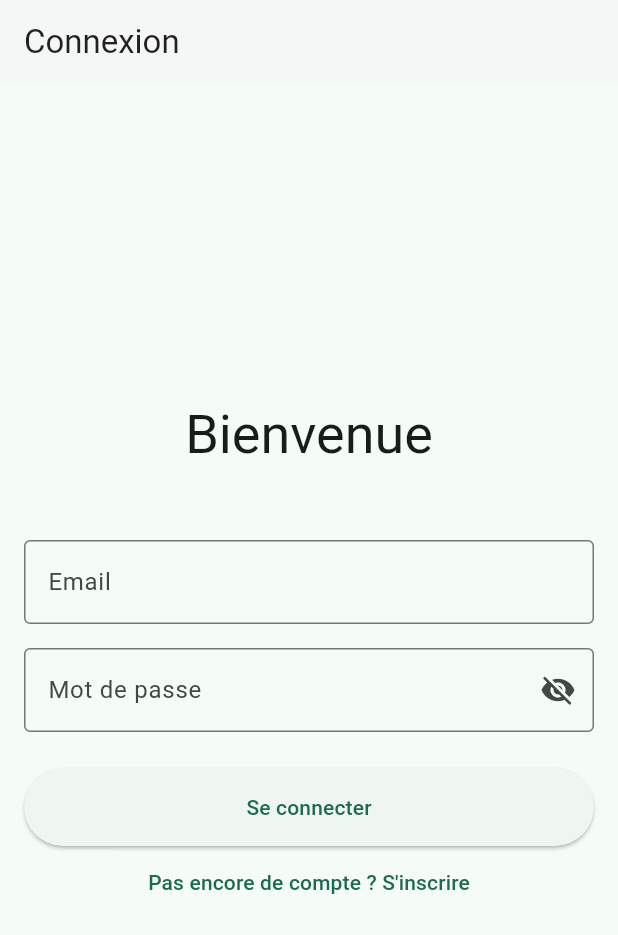
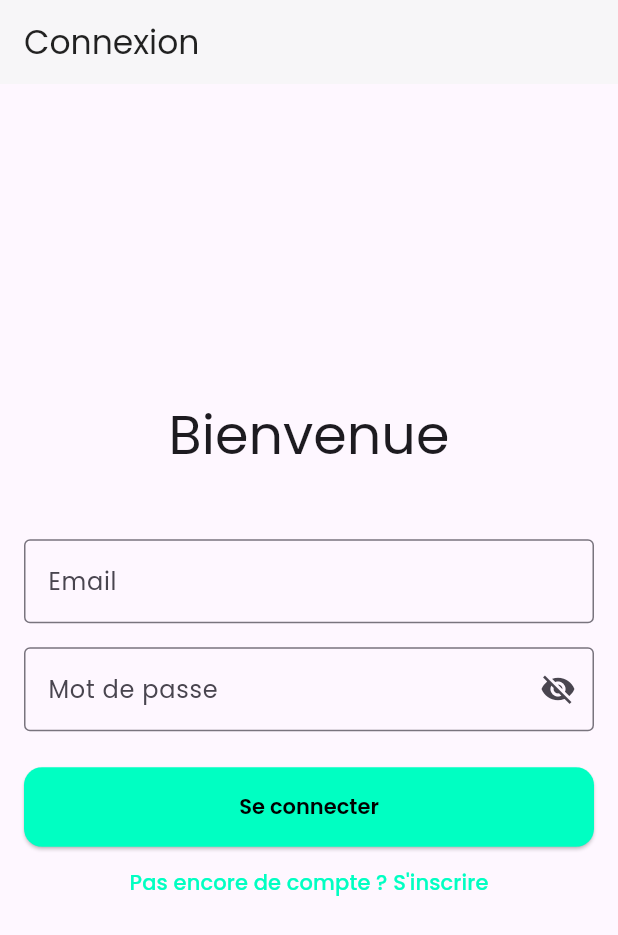
Before and after one commit to cideg-dev/proxi-services, a Flutter app: the screen it shows after launch, on a phone screen of 412 x 824 dp. Shown: the top 935 px of the screen. Run offline on Flutter 3.47's test engine with Material 3 defaults, Android fonts, the phone set to English and light mode, and no system bars; our stand-ins replace flutter_secure_storage, flutter_spinkit, google_fonts, image_picker, lottie, percent_indicator and 2 more; missing offline and left inert: jwt_decode.

```diff
--- a/frontend/lib/main.dart
+++ b/frontend/lib/main.dart
@@ -11,6 +11,7 @@ import 'package:frontend/screens/my_groups_screen.dart';
 import 'package:frontend/screens/create_group_screen.dart';
 import 'package:frontend/widgets/in_app_notification.dart';
 import 'dart:async';
+import 'package:google_fonts/google_fonts.dart';
 
 Future<void> main() async {
   WidgetsFlutterBinding.ensureInitialized();
@@ -66,24 +67,103 @@ class _MyAppState extends State<MyApp> {
 
   @override
   Widget build(BuildContext context) {
-    final colorSchemeSeed = Color(0xFF00FFC2);
+    const primaryNeon = Color(0xFF00FFC2);
+    const secondaryNeon = Color(0xFFFF6EC7);
+    const darkBackground = Color(0xFF121212);
+    const darkSurface = Color(0xFF1E1E1E);
 
-    final lightTheme = ThemeData(
-      useMaterial3: true,
-      brightness: Brightness.light,
-      colorScheme: ColorScheme.fromSeed(seedColor: colorSchemeSeed, brightness: Brightness.light),
+    final baseDarkTheme = ThemeData.dark(useMaterial3: true);
+    final darkTheme = baseDarkTheme.copyWith(
+      scaffoldBackgroundColor: darkBackground,
+      primaryColor: primaryNeon,
+      colorScheme: baseDarkTheme.colorScheme.copyWith(
+        primary: primaryNeon,
+        secondary: secondaryNeon,
+        surface: darkSurface,
+        onSurface: Colors.white,
+        background: darkBackground,
+        onBackground: Colors.white,
+        brightness: Brightness.dark,
+      ),
+      textTheme: GoogleFonts.poppinsTextTheme(baseDarkTheme.textTheme).apply(
+        bodyColor: Colors.white,
+        displayColor: Colors.white,
+      ),
+      appBarTheme: const AppBarTheme(
+        backgroundColor: Colors.transparent,
+        elevation: 0,
+        foregroundColor: Colors.white,
+      ),
+      cardColor: darkSurface,
+      cardTheme: CardTheme(
+        elevation: 0,
+        color: darkSurface.withOpacity(0.5),
+        shape: RoundedRectangleBorder(
+          borderRadius: BorderRadius.circular(16.0),
+        ),
+      ),
+      inputDecorationTheme: InputDecorationTheme(
+        filled: true,
+        fillColor: darkSurface.withOpacity(0.5),
+        border: OutlineInputBorder(
+          borderRadius: BorderRadius.circular(12.0),
+          borderSide: BorderSide.none,
+        ),
+        focusedBorder: OutlineInputBorder(
+          borderRadius: BorderRadius.circular(12.0),
+          borderSide: const BorderSide(color: primaryNeon, width: 2.0),
+        ),
+        labelStyle: GoogleFonts.poppins(color: Colors.white70),
+        hintStyle: GoogleFonts.poppins(color: Colors.white54),
+      ),
+      elevatedButtonTheme: ElevatedButtonThemeData(
+        style: ElevatedButton.styleFrom(
+          backgroundColor: primaryNeon,
+          foregroundColor: Colors.black,
+          padding: const EdgeInsets.symmetric(horizontal: 24, vertical: 16),
+          shape: RoundedRectangleBorder(
+            borderRadius: BorderRadius.circular(12.0),
+          ),
+          textStyle: GoogleFonts.poppins(
+            fontWeight: FontWeight.w600,
+          ),
+        ),
+      ),
+      textButtonTheme: TextButtonThemeData(
+        style: TextButton.styleFrom(
+          foregroundColor: primaryNeon,
+          textStyle: GoogleFonts.poppins(),
+        ),
+      ),
+    );
+
+    // A more modern light theme to match
+    final baseLightTheme = ThemeData.light(useMaterial3: true);
+    final lightTheme = baseLightTheme.copyWith(
+      primaryColor: primaryNeon,
+      colorScheme: baseLightTheme.colorScheme.copyWith(
+        primary: primaryNeon,
+        secondary: secondaryNeon,
+      ),
+      textTheme: GoogleFonts.poppinsTextTheme(baseLightTheme.textTheme),
       appBarTheme: AppBarTheme(
         backgroundColor: Colors.grey[50],
         foregroundColor: Colors.black87,
         elevation: 0.5,
       ),
-    );
-
-    final darkTheme = ThemeData(
-      useMaterial3: true,
-      brightness: Brightness.dark,
-      colorScheme: ColorScheme.fromSeed(seedColor: colorSchemeSeed, brightness: Brightness.dark),
-      scaffoldBackgroundColor: const Color(0xFF121212),
+      elevatedButtonTheme: ElevatedButtonThemeData(
+        style: ElevatedButton.styleFrom(
+          backgroundColor: primaryNeon,
+          foregroundColor: Colors.black,
+           padding: const EdgeInsets.symmetric(horizontal: 24, vertical: 16),
+          shape: RoundedRectangleBorder(
+            borderRadius: BorderRadius.circular(12.0),
+          ),
+           textStyle: GoogleFonts.poppins(
+            fontWeight: FontWeight.w600,
+          ),
+        ),
+      ),
     );
 
     return Consumer<ThemeProvider>(
```
Also changed, not shown: frontend/lib/screens/artisan_demands_screen.dart (+9 -7 lines), frontend/lib/screens/artisan_detail_screen.dart (+39 -16 lines), frontend/lib/screens/client_demands_screen.dart (+10 -5 lines), frontend/lib/screens/professionals_list_screen.dart (+29 -16 lines), frontend/lib/widgets/empty_state.dart (added, +41 -0 lines), frontend/lib/widgets/glass_card.dart (+12 -8 lines).
